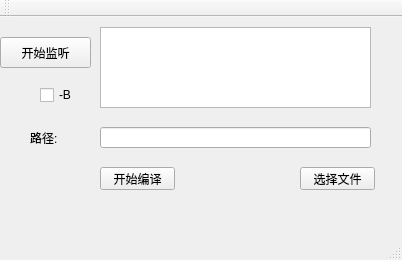
Above: mainwindow.ui from XianXianghub/fileWatcher before the change. Below: the same form after it.
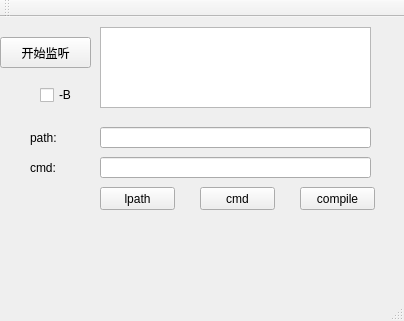
That is the form after the change.

```diff
--- a/mainwindow.ui
+++ b/mainwindow.ui
@@ -6,8 +6,8 @@
    <rect>
     <x>0</x>
     <y>0</y>
-    <width>402</width>
-    <height>260</height>
+    <width>404</width>
+    <height>321</height>
    </rect>
   </property>
   <property name="minimumSize">
@@ -40,20 +40,20 @@
      </rect>
     </property>
     <property name="text">
-     <string>路径:</string>
+     <string>path:</string>
     </property>
    </widget>
    <widget class="QPushButton" name="chosedir">
     <property name="geometry">
      <rect>
-      <x>300</x>
-      <y>150</y>
+      <x>200</x>
+      <y>170</y>
       <width>75</width>
       <height>23</height>
      </rect>
     </property>
     <property name="text">
-     <string>选择文件</string>
+     <string>cmd</string>
     </property>
    </widget>
    <widget class="QPushButton" name="listen">
@@ -85,14 +85,14 @@
    <widget class="QPushButton" name="startmm">
     <property name="geometry">
      <rect>
-      <x>100</x>
-      <y>150</y>
+      <x>300</x>
+      <y>170</y>
       <width>75</width>
       <height>23</height>
      </rect>
     </property>
     <property name="text">
-     <string>开始编译</string>
+     <string>compile</string>
     </property>
    </widget>
    <widget class="QTextBrowser" name="brower_status">
@@ -105,6 +105,42 @@
      </rect>
     </property>
    </widget>
+   <widget class="QLabel" name="label_2">
+    <property name="geometry">
+     <rect>
+      <x>30</x>
+      <y>140</y>
+      <width>41</width>
+      <height>21</height>
+     </rect>
+    </property>
+    <property name="text">
+     <string>cmd:</string>
+    </property>
+   </widget>
+   <widget class="QLineEdit" name="listen_path_2">
+    <property name="geometry">
+     <rect>
+      <x>100</x>
+      <y>140</y>
+      <width>271</width>
+      <height>21</height>
+     </rect>
+    </property>
+   </widget>
+   <widget class="QPushButton" name="choselpath">
+    <property name="geometry">
+     <rect>
+      <x>100</x>
+      <y>170</y>
+      <width>75</width>
+      <height>23</height>
+     </rect>
+    </property>
+    <property name="text">
+     <string>lpath</string>
+    </property>
+   </widget>
   </widget>
   <widget class="QMenuBar" name="menuBar">
    <property name="geometry">
```
Left out of the diff: 4 changed lines with no effect on the pictures.
